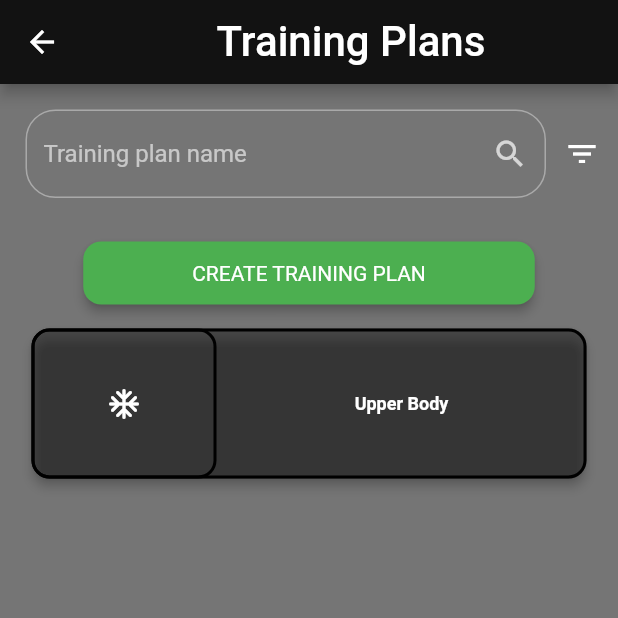
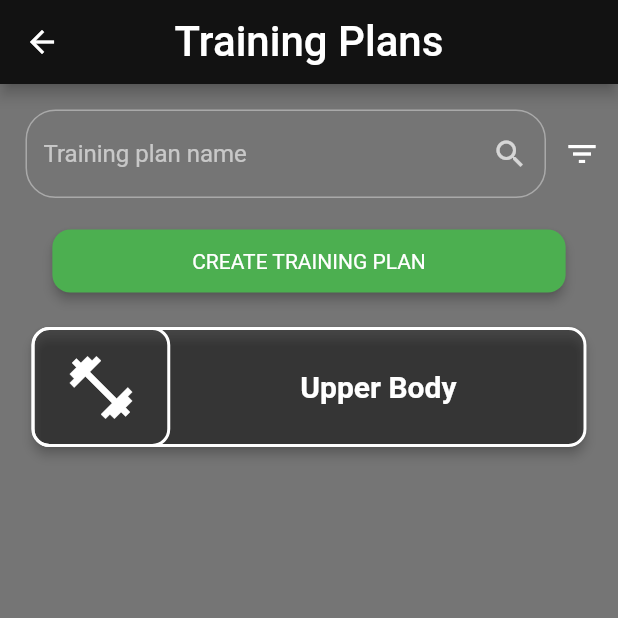
Before and after one commit to ftmateus/ipm_group_31_project, a Flutter app: the TrainingPlansScreen screen opened directly, on a phone screen of 412 x 824 dp, the top half of it. Run offline on Flutter 3.47's test engine with Material 2 defaults, Android fonts, the phone set to English and light mode, and no system bars; our stand-ins replace flutter_lorem; missing offline and left inert: assorted_layout_widgets.

Commit message:
Changed training plans border colors and positions

```diff
--- a/jacked_up/lib/TrainingPlansScreen.dart
+++ b/jacked_up/lib/TrainingPlansScreen.dart
@@ -19,23 +19,23 @@ class _TrainingPlanTileState extends State<TrainingPlanTile> {
   Widget build(BuildContext context) {
     return Card(
       shape: RoundedRectangleBorder(
-          side: BorderSide(width: 2.0),
+          side: const BorderSide(width: 2.0, color: Colors.white),
           borderRadius: BorderRadius.circular(12)),
       elevation: 3,
       color: Colors.black38,
       child: Row(
         children: [
           Expanded(
-            flex: 30,
+            flex: 20,
             child: Container(
               clipBehavior: Clip.antiAlias,
-              height: 100,
+              height: 80,
               width: MediaQuery.of(context).size.width * 0.25,
               decoration: BoxDecoration(
-                border: Border.all(width: 2),
+                border: Border.all(width: 2, color: Colors.white),
                 borderRadius: BorderRadius.circular(12),
               ),
-              child: Icon(Icons.ac_unit_rounded),
+              child: Icon(Icons.fitness_center, size: 50,),
             ),
           ),
           Expanded(
@@ -46,7 +46,7 @@ class _TrainingPlanTileState extends State<TrainingPlanTile> {
                   Text(
                     widget.trainingPlan.name,
                     style: const TextStyle(
-                      fontSize: 12.0,
+                      fontSize: 20.0,
                       fontWeight: FontWeight.bold,
                     ),
                   ),
@@ -76,7 +76,8 @@ class _TrainingPlansScreenState extends State<TrainingPlansScreen> {
         backgroundColor: Colors.blue,
       ),
       appBar: AppBar(
-        title: Center(child: Text('Training Plans')),
+        title:Text('Training Plans'),
+        centerTitle: true,
         actions: [new Container()],
       ),
       body: Center(
@@ -110,7 +111,7 @@ class _TrainingPlansScreenState extends State<TrainingPlansScreen> {
               ],
             ),
             Padding(
-              padding: const EdgeInsets.all(8.0),
+              padding: const EdgeInsets.only(bottom: 15),
               child: InkWell(
                 onTap: () => Navigator.push(
                   context,
@@ -130,7 +131,7 @@ class _TrainingPlansScreenState extends State<TrainingPlansScreen> {
                   });
                 }),
                 child: Container(
-                  width: MediaQuery.of(context).size.width * 0.75,
+                  width: MediaQuery.of(context).size.width * 0.85,
                   height: 50,
                   child: Card(
                     shape: RoundedRectangleBorder(
```
Also changed, not shown: jacked_up/lib/TrainingPlanCreationScreen.dart (+15 -13 lines), jacked_up/lib/TrainingPlanScreen.dart (+16 -13 lines).
